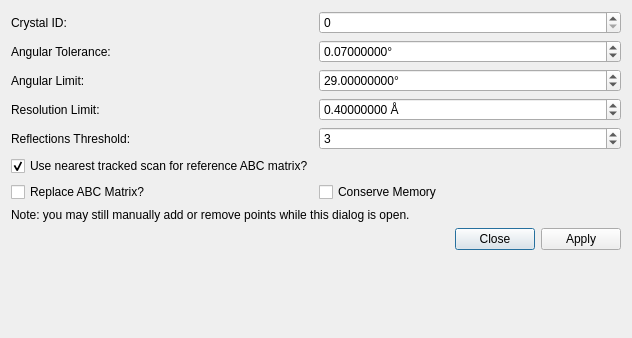
Before: the Qt Designer form polylaue/ui/resources/ui/track_dialog.ui in PolyLaue/PolyLaue, drawn with Qt 5.
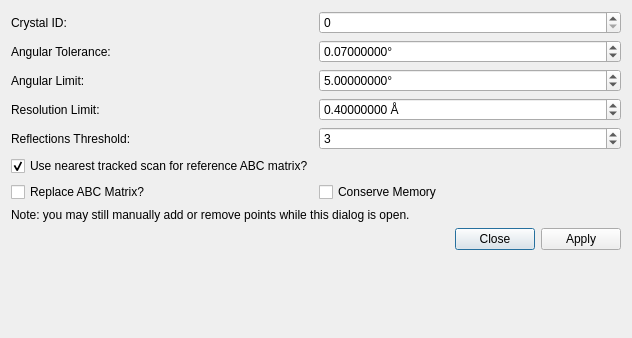
After: the same form once the commit is applied. Custom widgets are drawn as their Qt base class.

Commit message:
Make default angular limit 5 degrees
This can be much smaller now since we can perform tracking on the
nearest ABC matrix.

Diff of the .ui file:
```diff
--- a/polylaue/ui/resources/ui/track_dialog.ui
+++ b/polylaue/ui/resources/ui/track_dialog.ui
@@ -45,7 +45,7 @@
       <double>1000000.000000000000000</double>
      </property>
      <property name="value">
-      <double>29.000000000000000</double>
+      <double>5.000000000000000</double>
      </property>
     </widget>
    </item>
```
